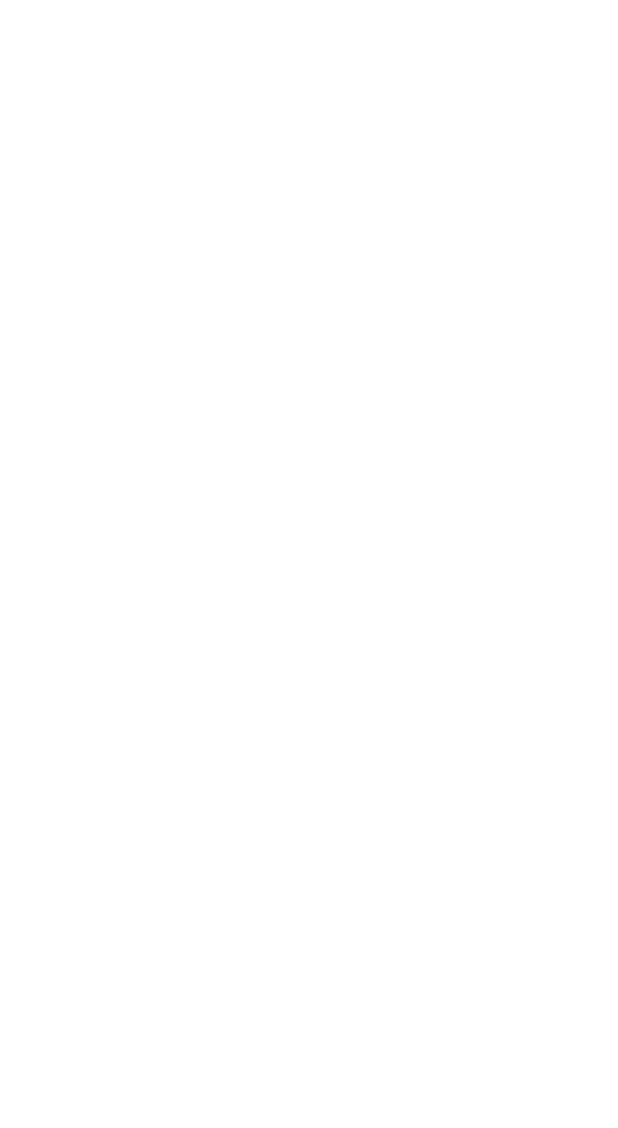
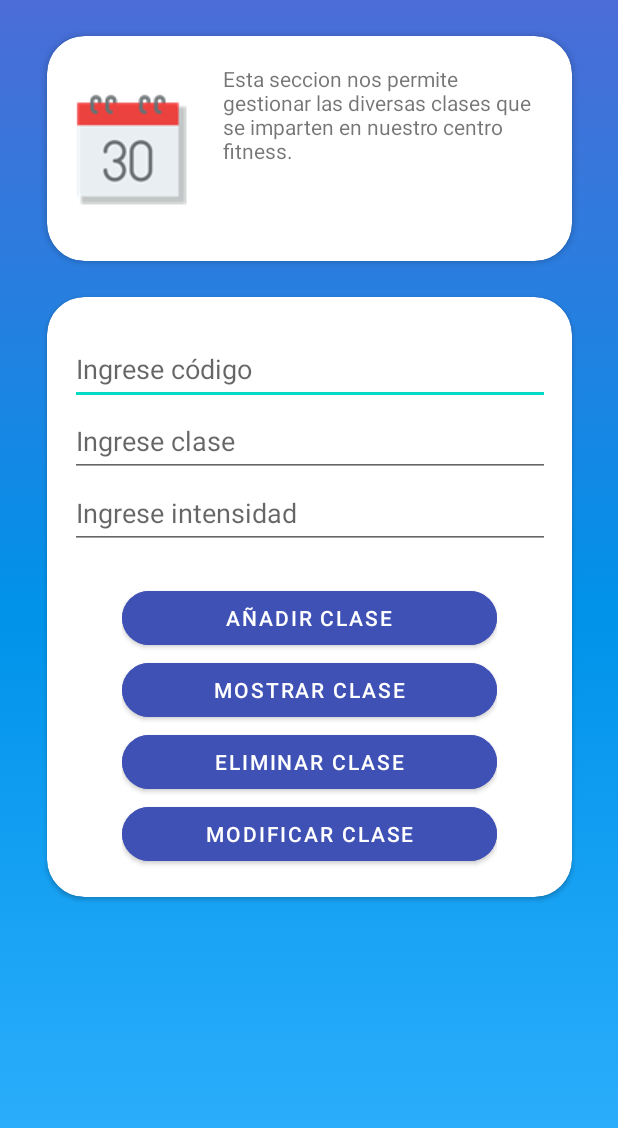
Before and after one commit to dorellanag92/Proyectobase_DiegoOrellana-BastianBalboa, an Android app: the Clases_act screen opened directly, with no data from a screen before it, on a phone screen of 412 x 824 dp. Before the commit the part shown is empty. Shown: the top 1128 px of the screen. Run offline under Robolectric (Android 15) with nearby library versions, the phone set to English and light mode, and no system bars.

Commit message:
- En Home_act se arregló el video (reproduccion automatica) y se eliminó parte del codigo que no era necesario. - Se hizo el diseño de activity_clases.xml - Se corrigieron ciertos parametros en activity_home.xml - Se agrego la clase de SQLite que hay que terminar - Se agregó el icono de calendario

```diff
--- a/app/src/main/java/com/example/proyectobase_diegoorellana/Home_act.java
+++ b/app/src/main/java/com/example/proyectobase_diegoorellana/Home_act.java
@@ -26,27 +26,19 @@ public class Home_act extends AppCompatActivity {
         String ruta = "android.resource://"+getPackageName() + "/" + R.raw.video;
         Uri uri = Uri.parse(ruta); //parseo la ruta
         video.setVideoURI(uri);//al videoview le paso mi video
+        video.start();
 
         //Controles para el video
-        MediaController media = new MediaController(this);
-        video.setMediaController(media);
+        //MediaController media = new MediaController(this);
+        //video.setMediaController(media);
 
 
     }
 
+    public void Clases(View view){
+        Intent i = new Intent(this, Clases_act.class);
+        startActivity(i);
 
-
-
-    public void Task(View v){
-        try{
-            for(int i = 0; i<10;i++){
-                Thread.sleep(2000);
-                Toast.makeText(this, "Tarea larga finalizada", Toast.LENGTH_SHORT).show();
-            }
-        }
-        catch (InterruptedException e){
-            e.printStackTrace();
-        }
     }
 
     public void Insumos(View v){
--- /dev/null
+++ b/app/src/main/java/com/example/proyectobase_diegoorellana/database/AdminSQLiteOpenHelper.java
@@ -0,0 +1,25 @@
+package com.example.proyectobase_diegoorellana.database;
+
+import android.content.Context;
+import android.database.sqlite.SQLiteDatabase;
+import android.database.sqlite.SQLiteOpenHelper;
+
+import androidx.annotation.Nullable;
+
+public class AdminSQLiteOpenHelper extends SQLiteOpenHelper {
+
+
+    public AdminSQLiteOpenHelper(@Nullable Context context, @Nullable String name, @Nullable SQLiteDatabase.CursorFactory factory, int version) {
+        super(context, name, factory, version);
+    }
+
+    @Override
+    public void onCreate(SQLiteDatabase sqLiteDatabase) {
+
+    }
+
+    @Override
+    public void onUpgrade(SQLiteDatabase sqLiteDatabase, int i, int i1) {
+
+    }
+}
--- a/app/src/main/res/layout/activity_clases.xml
+++ b/app/src/main/res/layout/activity_clases.xml
@@ -4,6 +4,141 @@
     xmlns:tools="http://schemas.android.com/tools"
     android:layout_width="match_parent"
     android:layout_height="match_parent"
+    android:background="@drawable/gradient_background"
     tools:context=".Clases_act">
 
+    <androidx.cardview.widget.CardView
+        android:id="@+id/cardView5"
+        android:layout_width="350dp"
+        android:layout_height="150dp"
+        android:layout_marginTop="24dp"
+        app:cardCornerRadius="25dp"
+        app:layout_constraintEnd_toEndOf="parent"
+        app:layout_constraintStart_toStartOf="parent"
+        app:layout_constraintTop_toTopOf="parent">
+
+        <androidx.constraintlayout.widget.ConstraintLayout
+            android:layout_width="match_parent"
+            android:layout_height="match_parent">
+
+            <ImageView
+                android:id="@+id/imageView3"
+                android:layout_width="wrap_content"
+                android:layout_height="wrap_content"
+                android:layout_marginStart="16dp"
+                app:layout_constraintBottom_toBottomOf="parent"
+                app:layout_constraintStart_toStartOf="parent"
+                app:layout_constraintTop_toTopOf="parent"
+                app:srcCompat="@drawable/calendario" />
+
+            <TextView
+                android:id="@+id/textView8"
+                android:layout_width="212dp"
+                android:layout_height="113dp"
+                android:text="Esta seccion nos permite gestionar las diversas clases que se imparten en nuestro centro fitness."
+                app:layout_constraintBottom_toBottomOf="parent"
+                app:layout_constraintEnd_toEndOf="parent"
+                app:layout_constraintStart_toEndOf="@+id/imageView3"
+                app:layout_constraintTop_toTopOf="parent" />
+        </androidx.constraintlayout.widget.ConstraintLayout>
+    </androidx.cardview.widget.CardView>
+
+    <androidx.cardview.widget.CardView
+        android:layout_width="350dp"
+        android:layout_height="400dp"
+        android:layout_marginTop="24dp"
+        app:cardCornerRadius="25dp"
+        app:layout_constraintEnd_toEndOf="parent"
+        app:layout_constraintStart_toStartOf="parent"
+        app:layout_constraintTop_toBottomOf="@+id/cardView5" >
+
+        <androidx.constraintlayout.widget.ConstraintLayout
+            android:layout_width="match_parent"
+            android:layout_height="match_parent">
+
+            <LinearLayout
+                android:id="@+id/linearLayout4"
+                android:layout_width="320dp"
+                android:layout_height="150dp"
+                android:layout_marginTop="24dp"
+                android:orientation="vertical"
+                app:layout_constraintEnd_toEndOf="parent"
+                app:layout_constraintStart_toStartOf="parent"
+                app:layout_constraintTop_toTopOf="parent">
+
+                <EditText
+                    android:id="@+id/editTextTextPersonName"
+                    android:layout_width="match_parent"
+                    android:layout_height="wrap_content"
+                    android:ems="10"
+                    android:hint="Ingrese código"
+                    android:inputType="textPersonName"
+                    android:minHeight="48dp"
+                    tools:ignore="TextContrastCheck" />
+
+                <EditText
+                    android:id="@+id/editTextTextPersonName2"
+                    android:layout_width="match_parent"
+                    android:layout_height="wrap_content"
+                    android:ems="10"
+                    android:hint="Ingrese clase"
+                    android:inputType="textPersonName"
+                    android:minHeight="48dp"
+                    tools:ignore="TextContrastCheck" />
+
+                <EditText
+                    android:id="@+id/editTextTextPersonName3"
+                    android:layout_width="match_parent"
+                    android:layout_height="wrap_content"
+                    android:ems="10"
+                    android:hint="Ingrese intensidad"
+                    android:inputType="textPersonName"
+                    android:minHeight="48dp"
+                    tools:ignore="TextContrastCheck" />
+            </LinearLayout>
+
+            <LinearLayout
+                android:layout_width="250dp"
+                android:layout_height="200dp"
+                android:layout_marginTop="16dp"
+                android:orientation="vertical"
+                app:layout_constraintEnd_toEndOf="parent"
+                app:layout_constraintStart_toStartOf="parent"
+                app:layout_constraintTop_toBottomOf="@+id/linearLayout4">
+
+                <Button
+                    android:id="@+id/button"
+                    android:layout_width="match_parent"
+                    android:layout_height="wrap_content"
+                    android:backgroundTint="#3F51B5"
+                    android:text="Añadir clase"
+                    app:cornerRadius="20dp" />
+
+                <Button
+                    android:id="@+id/button4"
+                    android:layout_width="match_parent"
+                    android:layout_height="wrap_content"
+                    android:backgroundTint="#3F51B5"
+                    android:text="Mostrar clase"
+                    app:cornerRadius="20dp" />
+
+                <Button
+                    android:id="@+id/button9"
+                    android:layout_width="match_parent"
+                    android:layout_height="wrap_content"
+                    android:backgroundTint="#3F51B5"
+                    android:text="Eliminar clase"
+                    app:cornerRadius="20dp" />
+
+                <Button
+                    android:id="@+id/button10"
+                    android:layout_width="match_parent"
+                    android:layout_height="wrap_content"
+                    android:backgroundTint="#3F51B5"
+                    android:text="Modificar clase"
+                    app:cornerRadius="20dp" />
+            </LinearLayout>
+        </androidx.constraintlayout.widget.ConstraintLayout>
+    </androidx.cardview.widget.CardView>
+
 </androidx.constraintlayout.widget.ConstraintLayout>
--- a/app/src/main/res/layout/activity_home.xml
+++ b/app/src/main/res/layout/activity_home.xml
@@ -25,7 +25,7 @@
                 android:id="@+id/textView4"
                 android:layout_width="326dp"
                 android:layout_height="25dp"
-                android:layout_marginTop="24dp"
+                android:layout_marginTop="16dp"
                 android:text="Bienvenido a Biofit"
                 android:textColor="@color/design_default_color_error"
                 android:textSize="16sp"
@@ -39,15 +39,15 @@
                 android:layout_width="326dp"
                 android:layout_height="104dp"
                 android:layout_marginTop="8dp"
-                android:text="Biofit es la herramienta definitiva para el autocuidado, es un software digital y una suite completa de desarrollo del deportista. . Tambien es la herramienta de gestion y centros fitness mas completa. Puedes conocer más sobre de Biofit en Biofit.cl"
+                android:text="Biofit es la herramienta definitiva para el autocuidado, es un software digital y una suite completa de desarrollo del deportista. Tambien es la herramienta de gestion y centros fitness mas completa. Puedes conocer más sobre de Biofit en Biofit.cl"
                 app:layout_constraintEnd_toEndOf="parent"
                 app:layout_constraintStart_toStartOf="parent"
                 app:layout_constraintTop_toBottomOf="@+id/textView4" />
 
             <VideoView
                 android:id="@+id/vw"
-                android:layout_width="321dp"
-                android:layout_height="154dp"
+                android:layout_width="324dp"
+                android:layout_height="137dp"
                 app:layout_constraintBottom_toBottomOf="parent"
                 app:layout_constraintEnd_toEndOf="parent"
                 app:layout_constraintStart_toStartOf="parent"
@@ -77,17 +77,16 @@
                 android:layout_height="wrap_content"
                 android:layout_weight="1"
                 android:background="@android:color/transparent"
-                android:onClick="Marcar"
+                android:onClick="Clases"
                 app:srcCompat="@drawable/antropometria"
                 tools:ignore="SpeakableTextPresentCheck" />
 
-             <ImageButton
+            <ImageButton
                 android:id="@+id/imageButton5"
                 android:layout_width="wrap_content"
                 android:layout_height="wrap_content"
                 android:layout_weight="1"
                 android:background="@android:color/transparent"
-                android:onClick="Maps"
                 app:srcCompat="@drawable/blood"
                 tools:ignore="SpeakableTextPresentCheck" />
 
@@ -149,9 +148,10 @@
                         android:id="@+id/button5"
                         android:layout_width="match_parent"
                         android:layout_height="wrap_content"
+                        android:layout_margin="10dp"
                         android:backgroundTint="#2A4BAC"
+                        android:onClick="Clases"
                         android:text="Mis clases"
-                        android:layout_margin="10dp"
                         app:cornerRadius="25dp" />
                 </TableRow>
 
```
Also changed, not shown: app/src/main/res/drawable/calendario.png (added).
